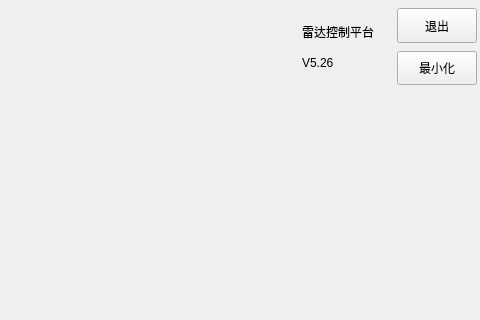
Before: the Qt Designer form mainPanel/mainoverlayout.ui in DanielWuxiaoxiao/DispCtrl, drawn with Qt 5; both pictures show x 558 to 1038 and y 0 to 320 of the 1038 by 689 pixel window.
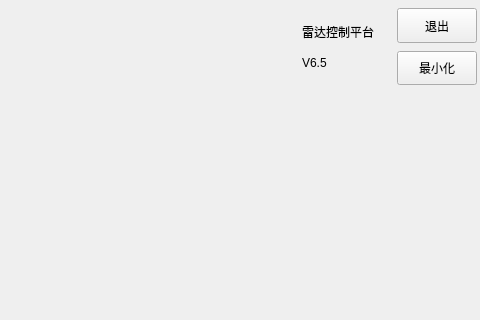
After: the same form once the commit is applied. Icons and pictures are not drawn.

What changed in the file:
```diff
--- a/mainPanel/mainoverlayout.ui
+++ b/mainPanel/mainoverlayout.ui
@@ -702,7 +702,7 @@
               <item>
                <widget class="QLabel" name="SubtitleLabel">
                 <property name="text">
-                 <string>V5.26</string>
+                 <string>V6.5</string>
                 </property>
                </widget>
               </item>
```
